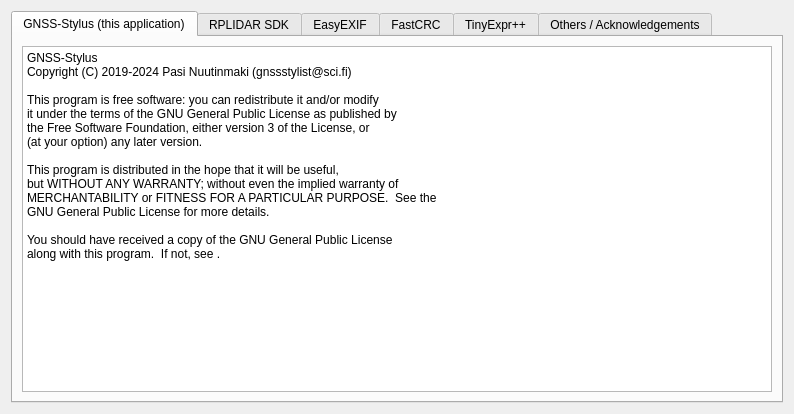
The window that licensesform.ui (GNSS-Stylist/GNSS-Stylus) describes before a commit, drawn with Qt 5.
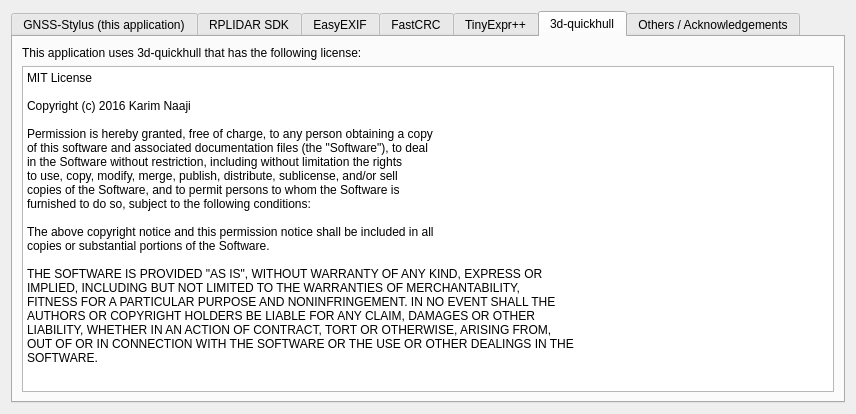
The same window after the commit. The open tabs and pages were chosen to show the change.

The edit to the form file:
```diff
--- a/licensesform.ui
+++ b/licensesform.ui
@@ -6,7 +6,7 @@
    <rect>
     <x>0</x>
     <y>0</y>
-    <width>794</width>
+    <width>856</width>
     <height>414</height>
    </rect>
   </property>
@@ -246,6 +246,50 @@
        </item>
       </layout>
      </widget>
+     <widget class="QWidget" name="tab_3d_quickhull">
+      <attribute name="title">
+       <string>3d-quickhull</string>
+      </attribute>
+      <layout class="QVBoxLayout" name="verticalLayout_9">
+       <item>
+        <widget class="QLabel" name="label_3_quickhull_License_Title">
+         <property name="text">
+          <string>This application uses 3d-quickhull that has the following license:</string>
+         </property>
+        </widget>
+       </item>
+       <item>
+        <widget class="QPlainTextEdit" name="plainTextEdit_3d_quickhull_License">
+         <property name="readOnly">
+          <bool>true</bool>
+         </property>
+         <property name="plainText">
+          <string>MIT License
+
+Copyright (c) 2016 Karim Naaji
+
+Permission is hereby granted, free of charge, to any person obtaining a copy
+of this software and associated documentation files (the &quot;Software&quot;), to deal
+in the Software without restriction, including without limitation the rights
+to use, copy, modify, merge, publish, distribute, sublicense, and/or sell
+copies of the Software, and to permit persons to whom the Software is
+furnished to do so, subject to the following conditions:
+
+The above copyright notice and this permission notice shall be included in all
+copies or substantial portions of the Software.
+
+THE SOFTWARE IS PROVIDED &quot;AS IS&quot;, WITHOUT WARRANTY OF ANY KIND, EXPRESS OR
+IMPLIED, INCLUDING BUT NOT LIMITED TO THE WARRANTIES OF MERCHANTABILITY,
+FITNESS FOR A PARTICULAR PURPOSE AND NONINFRINGEMENT. IN NO EVENT SHALL THE
+AUTHORS OR COPYRIGHT HOLDERS BE LIABLE FOR ANY CLAIM, DAMAGES OR OTHER
+LIABILITY, WHETHER IN AN ACTION OF CONTRACT, TORT OR OTHERWISE, ARISING FROM,
+OUT OF OR IN CONNECTION WITH THE SOFTWARE OR THE USE OR OTHER DEALINGS IN THE
+SOFTWARE.</string>
+         </property>
+        </widget>
+       </item>
+      </layout>
+     </widget>
      <widget class="QWidget" name="tab_Others_Acknowledgements">
       <attribute name="title">
        <string>Others / Acknowledgements</string>
```
Left out of the diff: 2 changed lines with no effect on the pictures.
